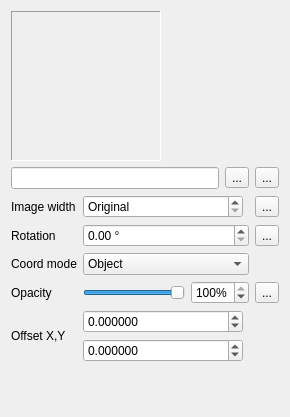
Above: src/ui/symbollayer/widget_rasterfill.ui from qgis/QGIS before the change. Below: the same form after it.
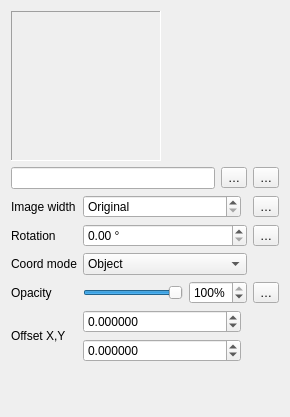
That is the form after the change. Custom widgets are drawn as their Qt base class.

The edit to the form file:
```diff
--- a/src/ui/symbollayer/widget_rasterfill.ui
+++ b/src/ui/symbollayer/widget_rasterfill.ui
@@ -63,7 +63,7 @@
    <item row="1" column="2">
     <widget class="QgsDataDefinedButton" name="mFilenameDDBtn">
      <property name="text">
-      <string>...</string>
+      <string>…</string>
      </property>
     </widget>
    </item>
@@ -93,7 +93,7 @@
    <item row="5" column="2">
     <widget class="QgsDataDefinedButton" name="mOpacityDDBtn">
      <property name="text">
-      <string>...</string>
+      <string>…</string>
      </property>
     </widget>
    </item>
@@ -254,7 +254,7 @@
      <item>
       <widget class="QToolButton" name="mBrowseToolButton">
        <property name="text">
-        <string>...</string>
+        <string>…</string>
        </property>
       </widget>
      </item>
@@ -277,14 +277,14 @@
    <item row="2" column="2">
     <widget class="QgsDataDefinedButton" name="mWidthDDBtn">
      <property name="text">
-      <string>...</string>
+      <string>…</string>
      </property>
     </widget>
    </item>
    <item row="3" column="2">
     <widget class="QgsDataDefinedButton" name="mRotationDDBtn">
      <property name="text">
-      <string>...</string>
+      <string>…</string>
      </property>
     </widget>
    </item>
```
